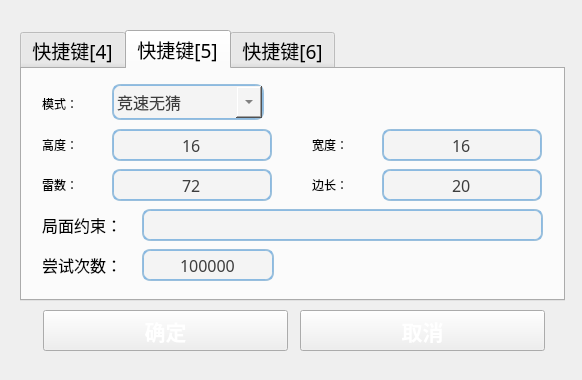
Old version of the form uiFiles/ui_gs_shortcuts.ui in the repository eee555/Solvable-Minesweeper.
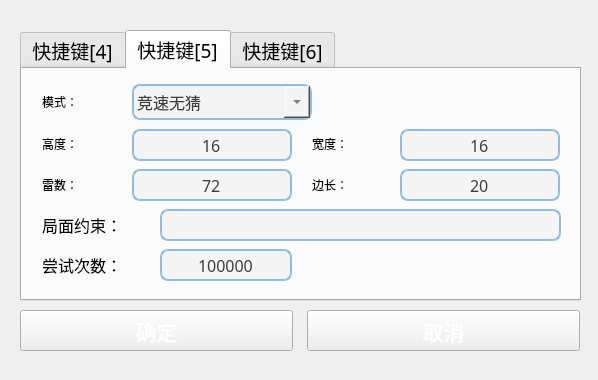
New version of the form. The open tabs and pages were chosen to show the change. Icons and pictures are not drawn.

Diff of the .ui file:
```diff
--- a/uiFiles/ui_gs_shortcuts.ui
+++ b/uiFiles/ui_gs_shortcuts.ui
@@ -6,7 +6,7 @@
    <rect>
     <x>0</x>
     <y>0</y>
-    <width>582</width>
+    <width>598</width>
     <height>380</height>
    </rect>
   </property>
@@ -18,13 +18,13 @@
   </property>
   <property name="minimumSize">
    <size>
-    <width>582</width>
+    <width>598</width>
     <height>380</height>
    </size>
   </property>
   <property name="maximumSize">
    <size>
-    <width>582</width>
+    <width>598</width>
     <height>380</height>
    </size>
   </property>
@@ -48,9 +48,9 @@
   <widget class="QPushButton" name="pushButton_2">
    <property name="geometry">
     <rect>
-     <x>300</x>
+     <x>307</x>
      <y>310</y>
-     <width>245</width>
+     <width>273</width>
      <height>41</height>
     </rect>
    </property>
@@ -78,9 +78,9 @@
   <widget class="QPushButton" name="pushButton">
    <property name="geometry">
     <rect>
-     <x>43</x>
+     <x>20</x>
      <y>310</y>
-     <width>245</width>
+     <width>273</width>
      <height>41</height>
     </rect>
    </property>
@@ -116,7 +116,7 @@
     <rect>
      <x>20</x>
      <y>30</y>
-     <width>545</width>
+     <width>561</width>
      <height>271</height>
     </rect>
    </property>
@@ -669,9 +669,9 @@
     <widget class="QComboBox" name="comboBox_gamemode5">
      <property name="geometry">
       <rect>
-       <x>90</x>
+       <x>110</x>
        <y>15</y>
-       <width>152</width>
+       <width>180</width>
        <height>36</height>
       </rect>
      </property>
@@ -700,7 +700,7 @@
       <number>4</number>
      </property>
      <property name="sizeAdjustPolicy">
-      <enum>QComboBox::AdjustToContents</enum>
+      <enum>QComboBox::AdjustToMinimumContentsLength</enum>
      </property>
      <item>
       <property name="text">
@@ -746,7 +746,7 @@
     <widget class="QSpinBox" name="spinBox_minenum5">
      <property name="geometry">
       <rect>
-       <x>90</x>
+       <x>110</x>
        <y>100</y>
        <width>160</width>
        <height>32</height>
@@ -791,7 +791,7 @@
     <widget class="QSpinBox" name="spinBox_attempt_times_limit5">
      <property name="geometry">
       <rect>
-       <x>120</x>
+       <x>138</x>
        <y>180</y>
        <width>132</width>
        <height>32</height>
@@ -851,7 +851,7 @@
     <widget class="QLineEdit" name="lineEdit_constraint5">
      <property name="geometry">
       <rect>
-       <x>120</x>
+       <x>138</x>
        <y>140</y>
        <width>401</width>
        <height>32</height>
@@ -887,7 +887,7 @@
     <widget class="QSpinBox" name="spinBox_width5">
      <property name="geometry">
       <rect>
-       <x>360</x>
+       <x>378</x>
        <y>60</y>
        <width>160</width>
        <height>32</height>
@@ -932,7 +932,7 @@
     <widget class="QSpinBox" name="spinBox_height5">
      <property name="geometry">
       <rect>
-       <x>90</x>
+       <x>110</x>
        <y>60</y>
        <width>160</width>
        <height>32</height>
@@ -977,7 +977,7 @@
     <widget class="QSpinBox" name="spinBox_pixsize5">
      <property name="geometry">
       <rect>
-       <x>360</x>
+       <x>378</x>
        <y>100</y>
        <width>160</width>
        <height>32</height>
@@ -1041,8 +1041,8 @@
      <property name="geometry">
       <rect>
        <x>20</x>
-       <y>15</y>
-       <width>61</width>
+       <y>13</y>
+       <width>71</width>
        <height>39</height>
       </rect>
      </property>
@@ -1086,7 +1086,7 @@
       <rect>
        <x>20</x>
        <y>100</y>
-       <width>61</width>
+       <width>71</width>
        <height>32</height>
       </rect>
      </property>
@@ -1101,8 +1101,8 @@
      <property name="geometry">
       <rect>
        <x>20</x>
-       <y>60</y>
-       <width>61</width>
+       <y>59</y>
+       <width>71</width>
        <height>32</height>
       </rect>
      </property>
@@ -1142,8 +1142,8 @@
      <property name="geometry">
       <rect>
        <x>290</x>
-       <y>60</y>
-       <width>61</width>
+       <y>59</y>
+       <width>71</width>
        <height>32</height>
       </rect>
      </property>
@@ -1159,7 +1159,7 @@
       <rect>
        <x>290</x>
        <y>100</y>
-       <width>61</width>
+       <width>71</width>
        <height>32</height>
       </rect>
      </property>
```
Left out of the diff: 50 changed lines with no effect on the pictures.
